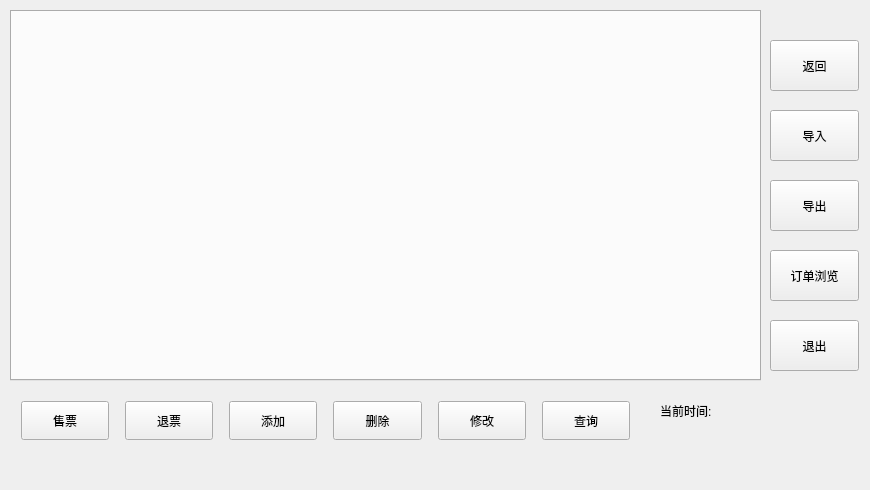
Old version of the form code/mainwindow.ui in the repository luyiming/TicketManagementSystem.
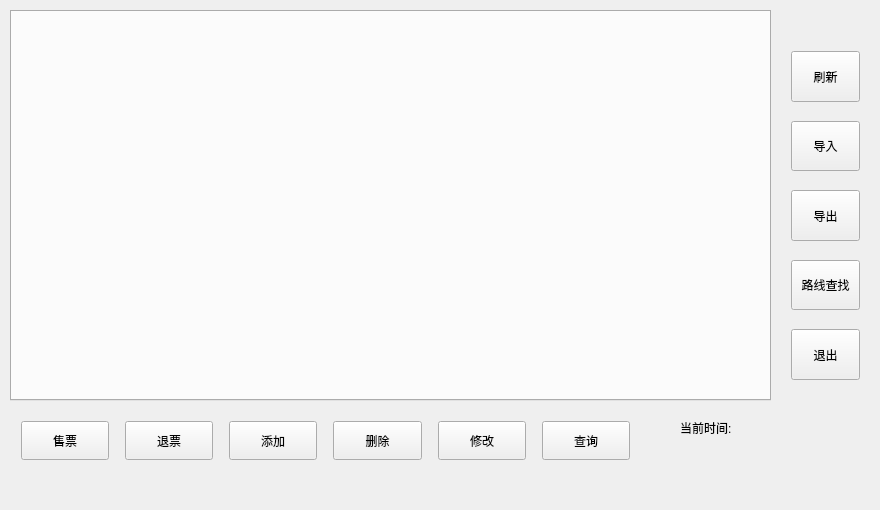
New version of the form.

Diff of the .ui file:
```diff
--- a/code/mainwindow.ui
+++ b/code/mainwindow.ui
@@ -6,8 +6,8 @@
    <rect>
     <x>0</x>
     <y>0</y>
-    <width>870</width>
-    <height>490</height>
+    <width>880</width>
+    <height>510</height>
    </rect>
   </property>
   <property name="sizePolicy">
@@ -18,14 +18,14 @@
   </property>
   <property name="minimumSize">
    <size>
-    <width>870</width>
+    <width>880</width>
     <height>490</height>
    </size>
   </property>
   <property name="maximumSize">
    <size>
-    <width>870</width>
-    <height>490</height>
+    <width>880</width>
+    <height>600</height>
    </size>
   </property>
   <property name="windowTitle">
@@ -40,8 +40,8 @@
      <rect>
       <x>10</x>
       <y>10</y>
-      <width>751</width>
-      <height>371</height>
+      <width>761</width>
+      <height>391</height>
      </rect>
     </property>
     <property name="currentIndex">
@@ -52,7 +52,7 @@
     <property name="geometry">
      <rect>
       <x>10</x>
-      <y>390</y>
+      <y>410</y>
       <width>631</width>
       <height>61</height>
      </rect>
@@ -148,37 +148,11 @@
      </item>
     </layout>
    </widget>
-   <widget class="QPushButton" name="exportButton">
-    <property name="geometry">
-     <rect>
-      <x>770</x>
-      <y>180</y>
-      <width>89</width>
-      <height>51</height>
-     </rect>
-    </property>
-    <property name="text">
-     <string>导出</string>
-    </property>
-   </widget>
-   <widget class="QPushButton" name="importButton">
-    <property name="geometry">
-     <rect>
-      <x>770</x>
-      <y>110</y>
-      <width>89</width>
-      <height>51</height>
-     </rect>
-    </property>
-    <property name="text">
-     <string>导入</string>
-    </property>
-   </widget>
    <widget class="QLabel" name="label_4">
     <property name="geometry">
      <rect>
-      <x>660</x>
-      <y>403</y>
+      <x>680</x>
+      <y>420</y>
       <width>72</width>
       <height>15</height>
      </rect>
@@ -187,44 +161,85 @@
      <string>当前时间:</string>
     </property>
    </widget>
-   <widget class="QPushButton" name="pushButton_8">
+   <widget class="QWidget" name="verticalLayoutWidget">
     <property name="geometry">
      <rect>
-      <x>770</x>
-      <y>250</y>
-      <width>89</width>
-      <height>51</height>
-     </rect>
-    </property>
-    <property name="text">
-     <string>订单浏览</string>
-    </property>
-   </widget>
-   <widget class="QPushButton" name="quitButton">
-    <property name="geometry">
-     <rect>
-      <x>770</x>
-      <y>320</y>
-      <width>89</width>
-      <height>51</height>
-     </rect>
-    </property>
-    <property name="text">
-     <string>退出</string>
-    </property>
-   </widget>
-   <widget class="QPushButton" name="refreshButton">
-    <property name="geometry">
-     <rect>
-      <x>770</x>
+      <x>780</x>
       <y>40</y>
-      <width>89</width>
-      <height>51</height>
+      <width>91</width>
+      <height>351</height>
      </rect>
     </property>
-    <property name="text">
-     <string>返回</string>
-    </property>
+    <layout class="QVBoxLayout" name="verticalLayout">
+     <property name="spacing">
+      <number>19</number>
+     </property>
+     <item>
+      <widget class="QPushButton" name="refreshButton">
+       <property name="sizePolicy">
+        <sizepolicy hsizetype="Minimum" vsizetype="Expanding">
+         <horstretch>0</horstretch>
+         <verstretch>0</verstretch>
+        </sizepolicy>
+       </property>
+       <property name="text">
+        <string>刷新</string>
+       </property>
+      </widget>
+     </item>
+     <item>
+      <widget class="QPushButton" name="importButton">
+       <property name="sizePolicy">
+        <sizepolicy hsizetype="Minimum" vsizetype="Expanding">
+         <horstretch>0</horstretch>
+         <verstretch>0</verstretch>
+        </sizepolicy>
+       </property>
+       <property name="text">
+        <string>导入</string>
+       </property>
+      </widget>
+     </item>
+     <item>
+      <widget class="QPushButton" name="exportButton">
+       <property name="sizePolicy">
+        <sizepolicy hsizetype="Minimum" vsizetype="Expanding">
+         <horstretch>0</horstretch>
+         <verstretch>0</verstretch>
+        </sizepolicy>
+       </property>
+       <property name="text">
+        <string>导出</string>
+       </property>
+      </widget>
+     </item>
+     <item>
+      <widget class="QPushButton" name="routeQueryButton">
+       <property name="sizePolicy">
+        <sizepolicy hsizetype="Minimum" vsizetype="Expanding">
+         <horstretch>0</horstretch>
+         <verstretch>0</verstretch>
+        </sizepolicy>
+       </property>
+       <property name="text">
+        <string>路线查找</string>
+       </property>
+      </widget>
+     </item>
+     <item>
+      <widget class="QPushButton" name="quitButton">
+       <property name="sizePolicy">
+        <sizepolicy hsizetype="Minimum" vsizetype="Expanding">
+         <horstretch>0</horstretch>
+         <verstretch>0</verstretch>
+        </sizepolicy>
+       </property>
+       <property name="text">
+        <string>退出</string>
+       </property>
+      </widget>
+     </item>
+    </layout>
    </widget>
   </widget>
   <widget class="QMenuBar" name="menuBar">
```
Left out of the diff: 6 changed lines with no effect on the pictures.
